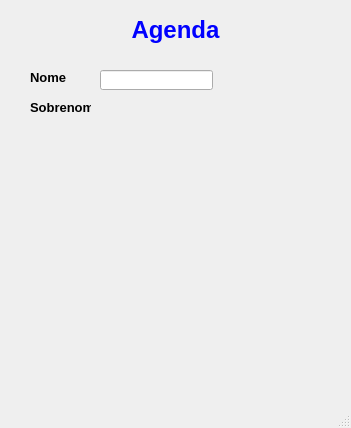
Before: the Qt Designer form portifolio/agenda/interface/cadastrar.ui in GussSoares/Projetos, drawn with Qt 5.
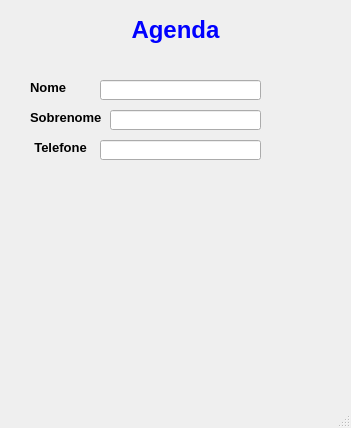
After: the same form once the commit is applied.

Patch:
```diff
--- a/portifolio/agenda/interface/cadastrar.ui
+++ b/portifolio/agenda/interface/cadastrar.ui
@@ -35,8 +35,8 @@
     <property name="geometry">
      <rect>
       <x>100</x>
-      <y>70</y>
-      <width>113</width>
+      <y>80</y>
+      <width>161</width>
       <height>20</height>
      </rect>
     </property>
@@ -45,7 +45,7 @@
     <property name="geometry">
      <rect>
       <x>30</x>
-      <y>70</y>
+      <y>80</y>
       <width>41</width>
       <height>16</height>
      </rect>
@@ -58,8 +58,8 @@
     <property name="geometry">
      <rect>
       <x>30</x>
-      <y>100</y>
-      <width>61</width>
+      <y>110</y>
+      <width>81</width>
       <height>16</height>
      </rect>
     </property>
@@ -67,6 +67,39 @@
      <string>&lt;html&gt;&lt;head/&gt;&lt;body&gt;&lt;p&gt;&lt;span style=&quot; font-size:10pt; font-weight:600;&quot;&gt;Sobrenome&lt;/span&gt;&lt;/p&gt;&lt;/body&gt;&lt;/html&gt;</string>
     </property>
    </widget>
+   <widget class="QLineEdit" name="lineEdit_2">
+    <property name="geometry">
+     <rect>
+      <x>110</x>
+      <y>110</y>
+      <width>151</width>
+      <height>20</height>
+     </rect>
+    </property>
+   </widget>
+   <widget class="QLabel" name="label_4">
+    <property name="geometry">
+     <rect>
+      <x>30</x>
+      <y>140</y>
+      <width>61</width>
+      <height>16</height>
+     </rect>
+    </property>
+    <property name="text">
+     <string>&lt;html&gt;&lt;head/&gt;&lt;body&gt;&lt;p align=&quot;center&quot;&gt;&lt;span style=&quot; font-size:10pt; font-weight:600;&quot;&gt;Telefone&lt;/span&gt;&lt;/p&gt;&lt;/body&gt;&lt;/html&gt;</string>
+    </property>
+   </widget>
+   <widget class="QLineEdit" name="lineEdit_3">
+    <property name="geometry">
+     <rect>
+      <x>100</x>
+      <y>140</y>
+      <width>161</width>
+      <height>20</height>
+     </rect>
+    </property>
+   </widget>
   </widget>
   <widget class="QMenuBar" name="menubar">
    <property name="geometry">
```
